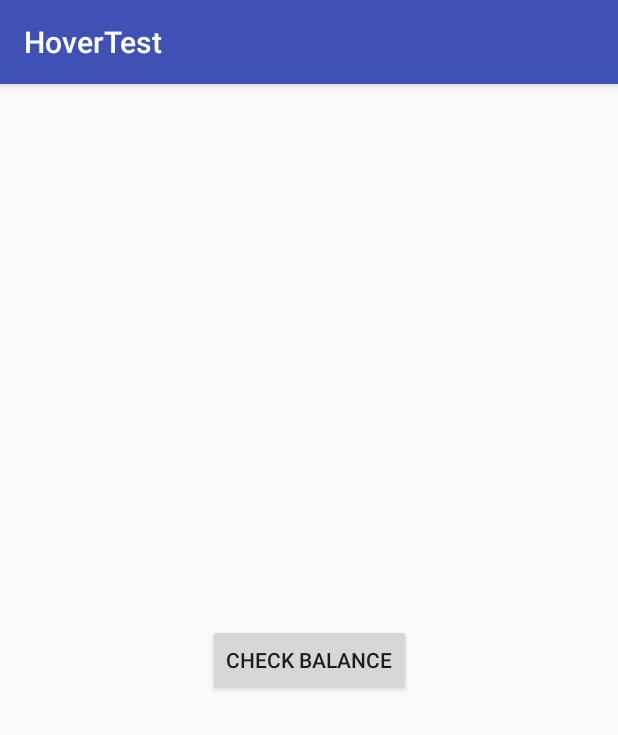
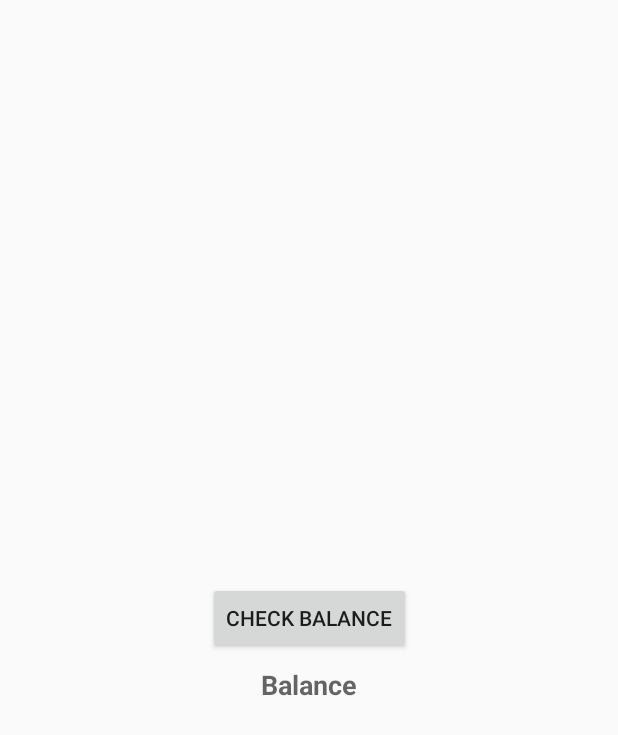
Before and after one commit to issyzac/Hasta, an Android app: the screen it shows after launch (MainActivity), on a phone screen of 412 x 824 dp. Shown: the top 735 px of the screen. Run offline under Robolectric (Android 15) with nearby library versions, the phone set to English and light mode, and no system bars; libraries missing offline, so code that uses them is left out: com.hover.sdk; 1 statement that could not run was skipped.

Commit message:
Customised hover

```diff
--- a/app/src/main/AndroidManifest.xml
+++ b/app/src/main/AndroidManifest.xml
@@ -7,11 +7,11 @@
 
     <application
         android:allowBackup="true"
-        android:icon="@mipmap/ic_launcher"
+        android:icon="@mipmap/ic_launcher_round"
         android:label="@string/app_name"
         android:roundIcon="@mipmap/ic_launcher_round"
         android:supportsRtl="true"
-        android:theme="@style/AppTheme">
+        android:theme="@style/NiniStyle">
 
         <activity android:name=".MainActivity">
             <intent-filter>
--- a/app/src/main/java/io/wappi/hovertest/MainActivity.java
+++ b/app/src/main/java/io/wappi/hovertest/MainActivity.java
@@ -7,6 +7,7 @@ import android.os.Bundle;
 import android.util.Log;
 import android.view.View;
 import android.widget.Button;
+import android.widget.TextView;
 import android.widget.Toast;
 
 import com.hover.sdk.api.Hover;
@@ -15,6 +16,7 @@ import com.hover.sdk.api.HoverParameters;
 public class MainActivity extends AppCompatActivity {
 
     Button button;
+    TextView balanceTextView;
 
     @Override
     protected void onCreate(Bundle savedInstanceState) {
@@ -34,11 +36,16 @@ public class MainActivity extends AppCompatActivity {
                         .request("5c087725")
                         //.extra(“action_step_variable_name”, variable_value)
                         //.setEnvironment(HoverParameters.DEBUG_ENV)
+                        .hideFinalUssd(true)
+                        .style(R.style.NiniStyle)
                         .buildIntent();
 
                 startActivityForResult(i, 0);
             }
         });
+
+        balanceTextView = this.findViewById(R.id.balanceTextView);
+
 
     }
 
@@ -52,6 +59,9 @@ public class MainActivity extends AppCompatActivity {
 
             String[] sessionTextArr = data.getStringArrayExtra("ussd_messages");
             String uuid = data.getStringExtra("uuid");
+
+            balanceTextView.setText(sessionTextArr[1]);
+
         } else if (requestCode == 0 && resultCode == Activity.RESULT_CANCELED) {
 
             Log.d("HOVER_TEST", "Result Error");
--- a/app/src/main/res/layout/activity_main.xml
+++ b/app/src/main/res/layout/activity_main.xml
@@ -18,4 +18,19 @@
         tools:layout_editor_absoluteX="125dp"
         tools:layout_editor_absoluteY="231dp" />
 
+    <TextView
+        app:layout_constraintTop_toBottomOf="@id/button"
+        app:layout_constraintLeft_toLeftOf="parent"
+        app:layout_constraintRight_toRightOf="parent"
+        android:id="@+id/balanceTextView"
+        android:layout_width="wrap_content"
+        android:layout_height="wrap_content"
+        android:textSize="18sp"
+        android:textStyle="bold"
+        android:hint="Balance"
+        android:layout_marginTop="8dp"
+        tools:layout_editor_absoluteX="84dp"
+        tools:layout_editor_absoluteY="320dp" />
+
+
 </android.support.constraint.ConstraintLayout>
--- a/app/src/main/res/values/colors.xml
+++ b/app/src/main/res/values/colors.xml
@@ -3,4 +3,9 @@
     <color name="colorPrimary">#3F51B5</color>
     <color name="colorPrimaryDark">#303F9F</color>
     <color name="colorAccent">#FF4081</color>
+
+    <color name="niniPrimary">#010415</color>
+    <color name="niniPrimaryDark">#000000</color>
+    <color name="niniAccent">#FF4081</color>
+
 </resources>
--- a/app/src/main/res/values/strings.xml
+++ b/app/src/main/res/values/strings.xml
@@ -1,3 +1,3 @@
 <resources>
-    <string name="app_name">HoverTest</string>
+    <string name="app_name">Nini</string>
 </resources>
--- a/app/src/main/res/values/styles.xml
+++ b/app/src/main/res/values/styles.xml
@@ -8,4 +8,11 @@
         <item name="colorAccent">@color/colorAccent</item>
     </style>
 
+    <style name="NiniStyle" parent="Theme.AppCompat.Light.NoActionBar">
+        <!-- Customize your theme here. -->
+        <item name="colorPrimary">@color/niniPrimary</item>
+        <item name="colorPrimaryDark">@color/niniPrimaryDark</item>
+        <item name="colorAccent">@color/niniAccent</item>
+    </style>
+
 </resources>
```
